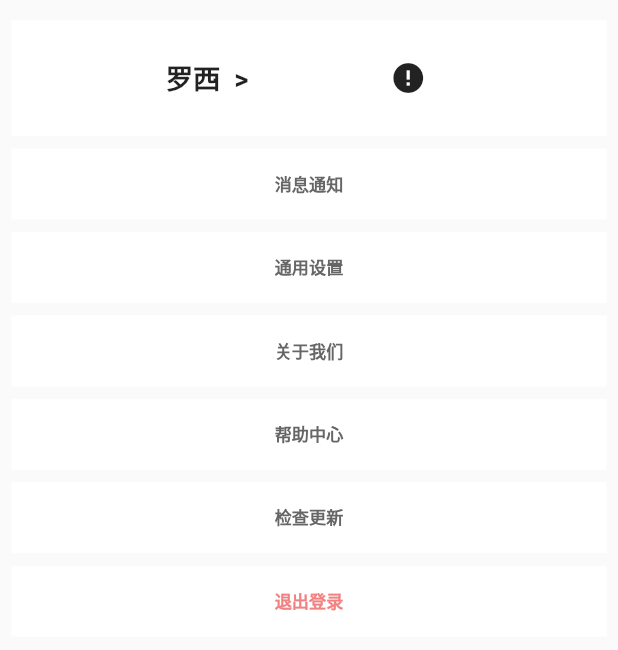
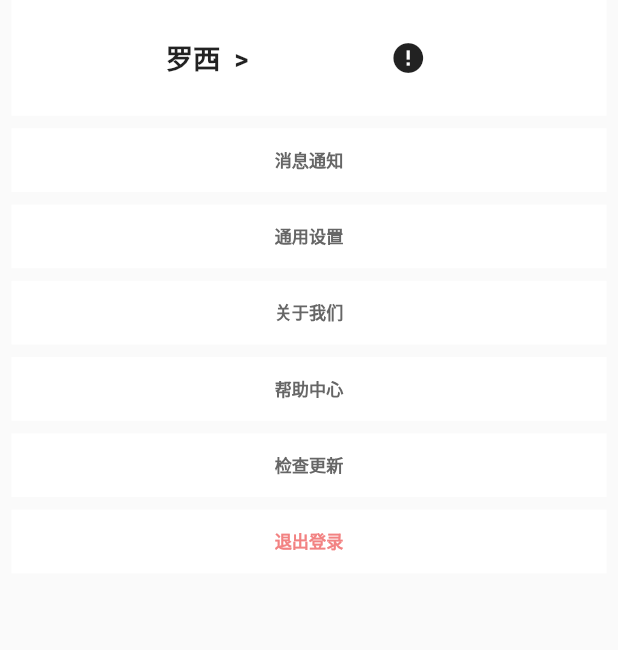
Before and after one commit to percylu/flutter_app, a Flutter app: the MiaoMine widget shown alone on an empty page, opened directly, on a phone screen of 412 x 824 dp. Shown: the top 650 px of the screen. Run offline on Flutter 3.47's test engine with Material 2 defaults, Android fonts, the phone set to English and light mode, and no system bars; drawn by our look-alikes of cached_network_image; our stand-ins replace charts_flutter, flutter_screenutil, flutter_swiper, flutter_switch, numberpicker, percent_indicator and 1 more; missing offline and left inert: flutter_cupertino_date_picker, luhenchang_plugin; network calls fail; statements that could not run were skipped.

Commit message:
adjust mine

```diff
--- a/lib/ui/tab/mmiaotab.dart
+++ b/lib/ui/tab/mmiaotab.dart
@@ -94,7 +94,7 @@ class _MiaoMainTabView extends State<MiaoMain> {
                   fit: BoxFit.fill,
                 )),
                 Positioned(bottom: ScreenUtil().setHeight(10),right: ScreenUtil().setWidth(25),child:
-                  Icon(Icons.man,size: 32,color: Colors.black54,)
+                  Icon(Icons.arrow_back,size: 32,color: Colors.black54,)
                   ,)
               ],
             );
--- a/lib/ui/tab/mminetab.dart
+++ b/lib/ui/tab/mminetab.dart
@@ -34,12 +34,12 @@ class MiaoMineTabView extends State<MiaoMine> {
         allowFontScaling: true); //flutter_screenuitl >= 1.2
     return Container(
       margin: EdgeInsets.only(
-          top: ScreenUtil().setHeight(11.33),
+          //top: ScreenUtil().setHeight(11.33),
           left: ScreenUtil().setWidth(6.67),
           right: ScreenUtil().setWidth(6.67)),
-      child: Column(
-        mainAxisAlignment: MainAxisAlignment.start,
-        crossAxisAlignment: CrossAxisAlignment.start,
+      child: ListView(
+        //mainAxisAlignment: MainAxisAlignment.start,
+        //crossAxisAlignment: CrossAxisAlignment.start,
         children: [
           Container(
             color: Colors.white,
@@ -84,8 +84,8 @@ class MiaoMineTabView extends State<MiaoMine> {
             margin: EdgeInsets.only(
                 top: ScreenUtil().setHeight(7)),
             padding: EdgeInsets.only(
-                top: ScreenUtil().setHeight(12.67),
-                bottom: ScreenUtil().setHeight(12.67)),
+                top: ScreenUtil().setHeight(10.67),
+                bottom: ScreenUtil().setHeight(10.67)),
             alignment: Alignment.center,
             child: Text("消息通知",
                 style: TextStyle(
@@ -103,8 +103,8 @@ class MiaoMineTabView extends State<MiaoMine> {
               margin: EdgeInsets.only(
                   top: ScreenUtil().setHeight(7)),
               padding: EdgeInsets.only(
-                  top: ScreenUtil().setHeight(12.67),
-                  bottom: ScreenUtil().setHeight(12.67)),
+                  top: ScreenUtil().setHeight(10.67),
+                  bottom: ScreenUtil().setHeight(10.67)),
               alignment: Alignment.center,
               child: Text("通用设置",
                   style: TextStyle(
@@ -122,8 +122,8 @@ class MiaoMineTabView extends State<MiaoMine> {
               margin: EdgeInsets.only(
                   top: ScreenUtil().setHeight(7)),
               padding: EdgeInsets.only(
-                  top: ScreenUtil().setHeight(12.67),
-                  bottom: ScreenUtil().setHeight(12.67)),
+                  top: ScreenUtil().setHeight(10.67),
+                  bottom: ScreenUtil().setHeight(10.67)),
               alignment: Alignment.center,
               child: Text("关于我们",
                   style: TextStyle(
@@ -141,8 +141,8 @@ class MiaoMineTabView extends State<MiaoMine> {
               margin: EdgeInsets.only(
                   top: ScreenUtil().setHeight(7)),
               padding: EdgeInsets.only(
-                  top: ScreenUtil().setHeight(12.67),
-                  bottom: ScreenUtil().setHeight(12.67)),
+                  top: ScreenUtil().setHeight(10.67),
+                  bottom: ScreenUtil().setHeight(10.67)),
               alignment: Alignment.center,
               child: Text("帮助中心",
                   style: TextStyle(
@@ -160,8 +160,8 @@ class MiaoMineTabView extends State<MiaoMine> {
               margin: EdgeInsets.only(
                   top: ScreenUtil().setHeight(7)),
               padding: EdgeInsets.only(
-                  top: ScreenUtil().setHeight(12.67),
-                  bottom: ScreenUtil().setHeight(12.67)),
+                  top: ScreenUtil().setHeight(10.67),
+                  bottom: ScreenUtil().setHeight(10.67)),
               alignment: Alignment.center,
               child: Text("检查更新",
                   style: TextStyle(
@@ -179,8 +179,8 @@ class MiaoMineTabView extends State<MiaoMine> {
               margin: EdgeInsets.only(
                   top: ScreenUtil().setHeight(7)),
               padding: EdgeInsets.only(
-                  top: ScreenUtil().setHeight(12.67),
-                  bottom: ScreenUtil().setHeight(12.67)),
+                  top: ScreenUtil().setHeight(10.67),
+                  bottom: ScreenUtil().setHeight(10.67)),
               alignment: Alignment.center,
               child: Text("退出登录",
                   style: TextStyle(
```
